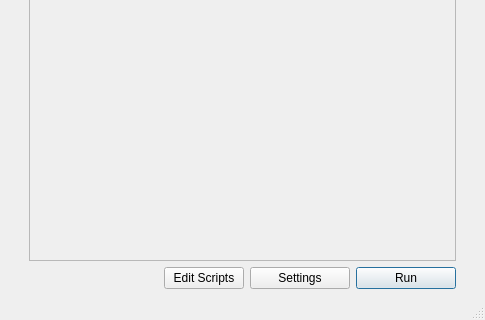
This is assets/KatanaLauncher.ui in dppsencik/KatanaLauncher as Qt 5 draws it before an edit; both pictures show x 0 to 485 and y 274 to 594 of the 485 by 594 pixel window. The edited form follows.
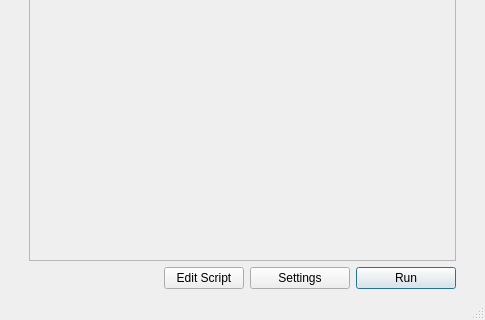
This is the edited form. Icons and pictures are not drawn.

Commit message: Can now only modify one script at a time and changed UI to reflect the change.

Patch:
```diff
--- a/assets/KatanaLauncher.ui
+++ b/assets/KatanaLauncher.ui
@@ -251,7 +251,7 @@
       <item row="3" column="1">
        <widget class="QPushButton" name="editScripts_BTN">
         <property name="text">
-         <string>Edit Scripts</string>
+         <string>Edit Script</string>
         </property>
        </widget>
       </item>
```
The commit also changes 1 other file.
